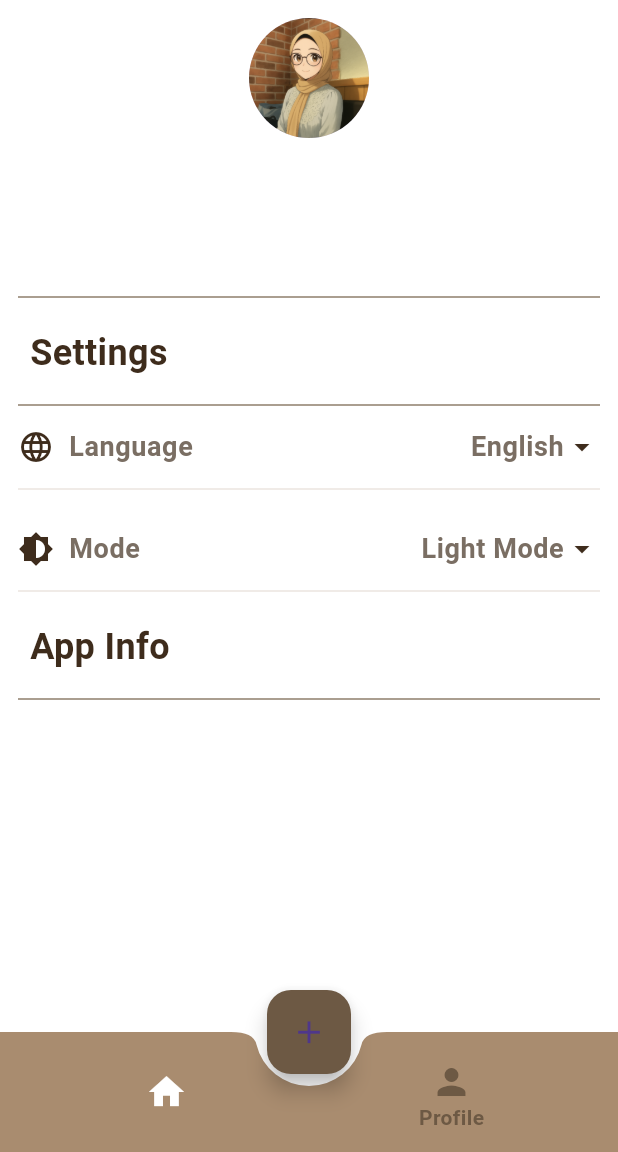
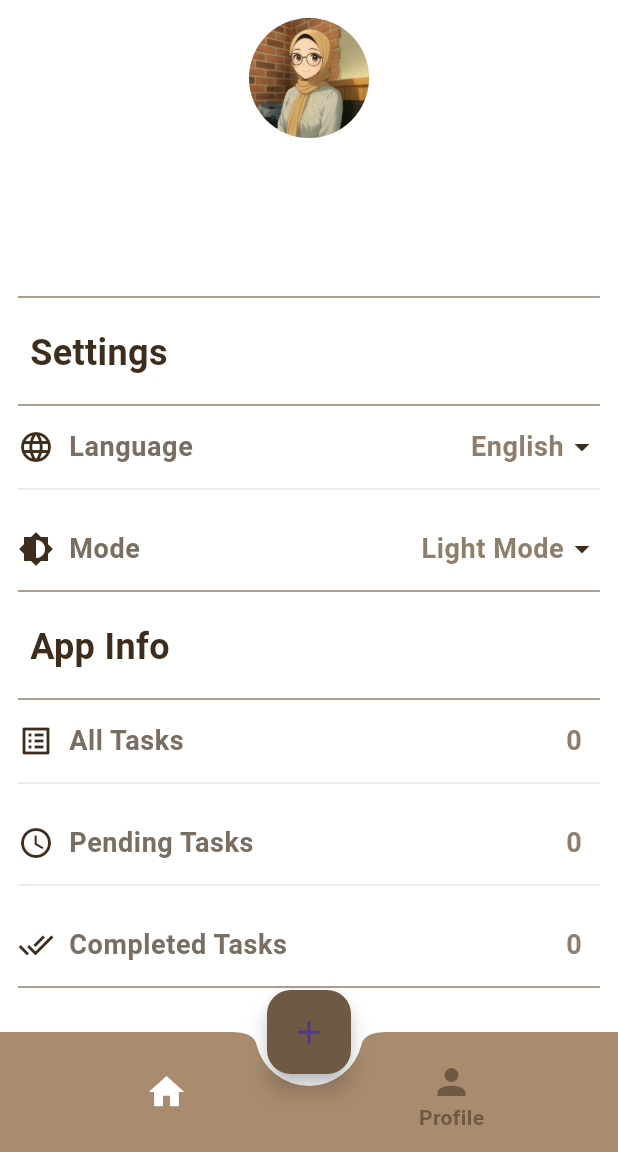
Before and after one commit to NermenHamda77/TickDone, a Flutter app: the HomeScreen screen opened by its route, item 2 of the bottom bar chosen, on a phone screen of 412 x 824 dp, the part 84-1236 px from its top. Run offline on Flutter 3.47's test engine with Material 3 defaults, Android fonts, the phone set to English and light mode, and no system bars; our stand-ins replace cloud_firestore, easy_date_timeline, firebase_auth, firebase_core, google_fonts; accounts and stored records are empty; generated files the repository leaves out were written again; Roboto replaces fonts that are missing (Italiana).

Commit message:
Add new section in profile tab.

```diff
--- a/lib/authentication/loginScreen.dart
+++ b/lib/authentication/loginScreen.dart
@@ -5,6 +5,7 @@ import 'package:provider/provider.dart';
 import 'package:tick_done_app/authentication/custom_text_form_field.dart';
 import 'package:tick_done_app/authentication/signUpScreen.dart';
 import 'package:tick_done_app/firebase_utils/firebase_utils.dart';
+import 'package:tick_done_app/providers/tasks_provider.dart';
 
 import '../dialog_utils/dialog_utils.dart';
 import '../home/home_screen.dart';
@@ -144,6 +145,10 @@ class _LoginScreenState extends State<LoginScreen> {
         }
         var userProvider = Provider.of<AuthUserProvider>(context , listen: false);
         userProvider.updateUser(user);
+        var taskProvider = Provider.of<TasksProvider>(context , listen: false);
+
+        taskProvider.getAllUserTasksFromFireStore(user.id ?? "");
+
         DialogUtils.hideLoading(context: context);
         DialogUtils.showMessage(
           context: context,
--- a/lib/l10n/app_ar.arb
+++ b/lib/l10n/app_ar.arb
@@ -36,5 +36,6 @@
 "password" : "كلمة المرور",
 "confirm_password" : "تأكيد كلمة المرور",
 "already_have_an_account" : "لديك حساب بالفعل؟",
-"dont_have_an_account" : "ليس لديك حساب؟"
+"dont_have_an_account" : "ليس لديك حساب؟",
+"log_out" : "تسجيل الخروج"
 }
--- a/lib/l10n/app_en.arb
+++ b/lib/l10n/app_en.arb
@@ -36,5 +36,6 @@
 "password" : "Password",
 "confirm_password" : "Confirm Password",
 "already_have_an_account" : "Already have an Account?",
-"dont_have_an_account" : "Don't have an Account?"
+"dont_have_an_account" : "Don't have an Account?",
+"log_out" : "Log Out"
 }
--- a/lib/new_task/add_new_task_screen.dart
+++ b/lib/new_task/add_new_task_screen.dart
@@ -267,6 +267,9 @@ class _NewTaskScreenState extends State<NewTaskScreen> {
       .then((value) {
         print("Task added successfully");
         tasksProvider.getAllTasksFromFireStore(userProvider.currentUser!.id!);
+        var taskProvider = Provider.of<TasksProvider>(context , listen: false);
+
+        taskProvider.getAllUserTasksFromFireStore(userProvider.currentUser!.id!);
         Navigator.pop(context);
       })
           .timeout(Duration(seconds: 1) ,
--- a/lib/profile/profile_tab.dart
+++ b/lib/profile/profile_tab.dart
@@ -1,8 +1,11 @@
 import 'package:flutter/material.dart';
 import 'package:provider/provider.dart';
+import 'package:tick_done_app/authentication/loginScreen.dart';
+import 'package:tick_done_app/profile/widget/app_info_item.dart';
 import 'package:tick_done_app/profile/widget/language_bottom_sheet.dart';
 import 'package:tick_done_app/profile/widget/mode_bottom_sheet.dart';
 import 'package:tick_done_app/profile/widget/settings_item.dart';
+import 'package:tick_done_app/providers/tasks_provider.dart';
 import 'package:tick_done_app/theming/app_colors.dart';
 import 'package:flutter_gen/gen_l10n/app_localizations.dart';
 
@@ -17,10 +20,11 @@ class ProfileTab extends StatefulWidget {
 
 class _ProfileTabState extends State<ProfileTab> {
   late AuthUserProvider userProvider;
-
+  late TasksProvider tasksProvider;
   @override
   Widget build(BuildContext context) {
     userProvider = Provider.of<AuthUserProvider>(context);
+    tasksProvider = Provider.of<TasksProvider>(context);
 
     var provider = Provider.of<AppConfigProvider>(context);
 
@@ -107,7 +111,7 @@ class _ProfileTabState extends State<ProfileTab> {
             // -----------------------App Info-----------------------------
             Divider(
               thickness: 1,
-              color: AppColors.lightBeigeColor,
+              color: AppColors.darkBeigeColor,
             ),
 
             SizedBox(height: 12,),
@@ -128,6 +132,45 @@ class _ProfileTabState extends State<ProfileTab> {
             Divider(
               thickness: 1,
               color: AppColors.darkBeigeColor,
+            ),
+
+            AppInfoItem(
+                title: AppLocalizations.of(context)!.all_tasks,
+                value: tasksProvider.allTasksCount(userProvider.currentUser!.id!).toString(),
+                icon: Icons.list_alt),
+            Divider(
+              thickness: 1,
+              color: AppColors.lightBeigeColor,
+            ),
+            SizedBox(height: 12,),
+            AppInfoItem(
+                title: AppLocalizations.of(context)!.pending_tasks,
+                value: tasksProvider.pendingTasksCount(userProvider.currentUser!.id!).toString(),
+                icon: Icons.schedule),
+            Divider(
+              thickness: 1,
+              color: AppColors.lightBeigeColor,
+            ),
+            SizedBox(height: 12,),
+            AppInfoItem(
+                title: AppLocalizations.of(context)!.completed_tasks,
+                value: tasksProvider.completedTasksCount(userProvider.currentUser!.id!).toString(),
+                icon: Icons.done_all),
+            Divider(
+              thickness: 1,
+              color: AppColors.darkBeigeColor,
+            ),
+            SizedBox(height: 12,),
+            InkWell(
+              onTap: (){
+                tasksProvider.allUserTasks = [];
+                userProvider.currentUser = null;
+                tasksProvider.tasks = [];
+                Navigator.of(context).pushReplacementNamed(LoginScreen.routeName);
+              },
+              child: AppInfoItem(
+                  title: AppLocalizations.of(context)!.log_out,
+                  icon: Icons.logout_outlined),
             ),
 
 
--- a/lib/profile/widget/app_info_item.dart
+++ b/lib/profile/widget/app_info_item.dart
@@ -1,13 +1,38 @@
 import 'package:flutter/material.dart';
 
+import '../../theming/app_colors.dart';
+
 class AppInfoItem extends StatelessWidget {
-
+  String title;
+  String value;
+  IconData icon;
+  AppInfoItem({
+    required this.title ,
+    this.value = "" ,
+    required this.icon ,
+  });
   @override
   Widget build(BuildContext context) {
-    return Row(
-      children: [
+    return Padding(
+      padding: const EdgeInsets.symmetric(vertical: 8.0),
+      child: Row(
+        children: [
+          Icon(icon, size: 24, color: AppColors.darkTextColor),
+          SizedBox(width: 10,),
+          Text(title,
+            style: Theme.of(context).textTheme.bodySmall?.copyWith(
+                color: AppColors.secondaryTextColor
+            ),),
+          Spacer(),
 
-      ],
+          Text(value,
+            style: Theme.of(context).textTheme.bodySmall?.copyWith(
+                color: AppColors.darkBeigeColor
+            ),),
+          SizedBox(width: 12,),
+
+        ],
+      ),
     );
   }
 }
--- a/lib/profile/widget/settings_item.dart
+++ b/lib/profile/widget/settings_item.dart
@@ -35,7 +35,7 @@ class SettingsItemRow extends StatelessWidget {
 
             Text(value,
               style: Theme.of(context).textTheme.bodySmall?.copyWith(
-                  color: AppColors.secondaryTextColor
+                  color: AppColors.darkBeigeColor
               ),),
             Icon(Icons.arrow_drop_down , size: 24, color: AppColors.darkTextColor),
           ],
--- a/lib/providers/tasks_provider.dart
+++ b/lib/providers/tasks_provider.dart
@@ -7,6 +7,7 @@ import '../model/task_model.dart';
 class TasksProvider extends ChangeNotifier{
   List<Task> tasks = [];
   DateTime selectedDate = DateTime.now();
+  List<Task> allUserTasks = [];
 
   void getAllTasksFromFireStore(String uId) async{
     QuerySnapshot<Task> snapshot = await FirebaseUtils.getTasksCollections(uId).get();
@@ -80,4 +81,26 @@ class TasksProvider extends ChangeNotifier{
     notifyListeners();
 
   }
+  void getAllUserTasksFromFireStore(String uId) async{
+    QuerySnapshot<Task> snapshot = await FirebaseUtils.getTasksCollections(uId).get();
+    //List<QueryDocumentSnapshot<Task>>   =>   List<Task>
+    List<Task> tasksList = snapshot.docs.map((doc){
+      return doc.data();
+    }).toList();
+    allUserTasks = tasksList;
+    notifyListeners();
+  }
+
+  int completedTasksCount(String uId){
+    return allUserTasks.where((task) => task.isDone == true).length;
+  }
+
+  int pendingTasksCount(String uId){
+    return
+      allUserTasks.where((task) => task.isDone == false).length;
+  }
+
+  int allTasksCount(String uId){
+    return allUserTasks.length;
+  }
 }
```
Also changed, not shown: lib/tasks/task_item.dart (+7 -3 lines), lib/tasks/tasks_tab.dart (+2 -10 lines).
